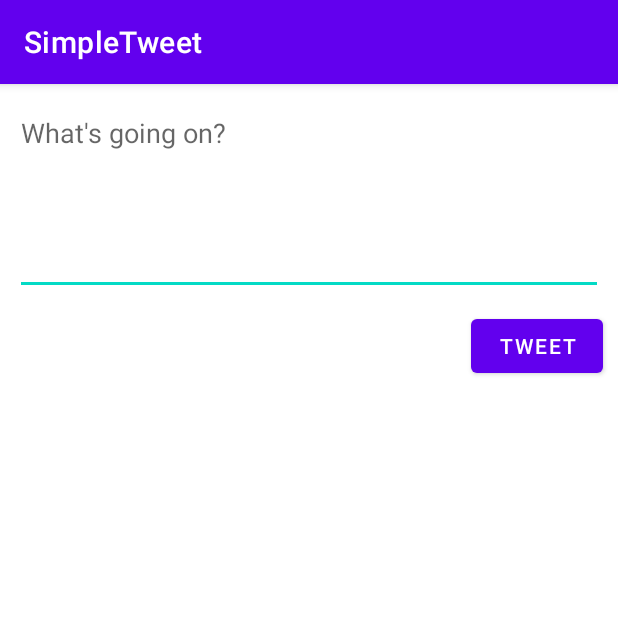
After one commit to willgarcia854/TwitClone, an Android app: the ComposeActivity screen opened directly, with no data from a screen before it, on a phone screen of 412 x 824 dp, the top half of it. The commit adds this screen. Run offline under Robolectric (Android 15) with nearby library versions, the phone set to English and light mode, and no system bars; our stand-ins replace Room's generated code; libraries missing offline, so code that uses them is left out: com.codepath.asynchttpclient, com.facebook.stetho; 1 statement that could not run was skipped.

Commit message:
Added ability to edit and compose a tweet and allowed for text count to appear on the composeTweet view

```diff
--- a/app/build.gradle
+++ b/app/build.gradle
@@ -2,6 +2,7 @@ plugins {
     id 'com.android.application'
     id 'kotlin-android'
     id 'kotlin-kapt'
+    id 'kotlin-parcelize'
 }
 
 def apikeyPropertiesFile = rootProject.file("apikey.properties")
--- a/app/src/main/AndroidManifest.xml
+++ b/app/src/main/AndroidManifest.xml
@@ -13,6 +13,9 @@
         android:roundIcon="@mipmap/ic_launcher_round"
         android:supportsRtl="true"
         android:theme="@style/Theme.RestClientTemplateKotlin">
+        <activity
+            android:name=".ComposeActivity"
+            android:exported="false" />
         <activity
             android:name=".TimelineActivity"
             android:exported="false" />
--- /dev/null
+++ b/app/src/main/java/com/codepath/apps/restclienttemplate/ComposeActivity.kt
@@ -0,0 +1,99 @@
+package com.codepath.apps.restclienttemplate
+
+import android.content.Intent
+import androidx.appcompat.app.AppCompatActivity
+import android.os.Bundle
+import android.text.Editable
+import android.text.TextWatcher
+import android.util.Log
+import android.widget.Button
+import android.widget.EditText
+import android.widget.TextView
+import android.widget.Toast
+import com.codepath.apps.restclienttemplate.models.Tweet
+import com.codepath.asynchttpclient.callback.JsonHttpResponseHandler
+import okhttp3.Headers
+
+
+class ComposeActivity : AppCompatActivity() {
+
+    lateinit var etCompose: EditText
+    lateinit var btnTweet: Button
+    lateinit var client: TwitterClient
+    lateinit var charCount: TextView
+
+    override fun onCreate(savedInstanceState: Bundle?) {
+        super.onCreate(savedInstanceState)
+        setContentView(R.layout.activity_compose)
+
+        etCompose = findViewById(R.id.etTweetCompose)
+        btnTweet = findViewById(R.id.btnTweet)
+        charCount = findViewById(R.id.charCount)
+        client = TwitterApplication.getRestClient(this)
+
+        // handling the text added to the EditText view (etCompose)
+        etCompose.addTextChangedListener(object : TextWatcher{
+            val tweetCont = etCompose.text
+
+            override fun onTextChanged(s: CharSequence, start: Int, before: Int, count: Int) {
+                // fires right as the text is being changed (even supplies the range of text
+                if (!tweetCont.isEmpty() && tweetCont.length < 240){btnTweet.isEnabled==true}
+
+            }
+            override fun beforeTextChanged(s: CharSequence, start: Int, count: Int, after: Int) {
+                // Fires right before text is changing
+            }
+
+            override fun afterTextChanged(s: Editable) {
+                charCount.setText(tweetCont.length.toString())
+
+            }
+        })
+
+        // handling the user's click on the tweet button
+        btnTweet.setOnClickListener {
+
+            // grab the content of etCompose to know what the user wants to tweet
+            val tweetContent = etCompose.text.toString()
+
+            // 1. Make sure the tweet isn't empty
+            if (tweetContent.isEmpty()){
+                Toast.makeText(this, "Empty Tweets are not allowed!", Toast.LENGTH_SHORT).show()
+                // look into displaying snack bar message
+            } else
+                // 2. Make sure the tweet is under the character count
+                if (tweetContent.length > 280) {
+                    Toast.makeText(this, "Tweet is too long! Limit is 280 characters", Toast.LENGTH_SHORT).show()
+                } else {
+                    client.publishTweet(tweetContent, object: JsonHttpResponseHandler() {
+                        override fun onSuccess(statusCode: Int, headers: Headers?, json: JSON) {
+                            Log.i(TAG, "Successfully published tweet!")
+                            val tweet = Tweet.fromJson(json.jsonObject)
+                            val intent = Intent()
+                            // note, tweet is a non-parsable object that we created and must make parsable
+                            intent.putExtra("tweet", tweet)
+                            setResult(RESULT_OK, intent)
+                            finish()
+                        }
+
+                        override fun onFailure(
+                            statusCode: Int,
+                            headers: Headers?,
+                            response: String?,
+                            throwable: Throwable?
+                        ) {
+                            Log.e(TAG, "Failed to publish a tweet", throwable)
+                        }
+
+                    })
+                }
+        }
+    }
+    companion object {
+        val TAG = "ComposeActivity"
+    }
+}
+
+    private fun TextView.setTextColor() {
+        TODO("Not yet implemented")
+    }
--- /dev/null
+++ b/app/src/main/res/layout/activity_compose.xml
@@ -0,0 +1,43 @@
+<?xml version="1.0" encoding="utf-8"?>
+<androidx.constraintlayout.widget.ConstraintLayout xmlns:android="http://schemas.android.com/apk/res/android"
+    xmlns:app="http://schemas.android.com/apk/res-auto"
+    xmlns:tools="http://schemas.android.com/tools"
+    android:layout_width="match_parent"
+    android:layout_height="match_parent"
+    tools:context=".ComposeActivity">
+
+    <EditText
+        android:id="@+id/etTweetCompose"
+        android:layout_width="match_parent"
+        android:layout_height="wrap_content"
+        android:layout_margin="10dp"
+        android:ems="10"
+        android:gravity="start|top"
+        android:hint="What's going on?"
+        android:inputType="textMultiLine"
+        android:minLines="5"
+        app:layout_constraintEnd_toEndOf="parent"
+        app:layout_constraintStart_toStartOf="parent"
+        app:layout_constraintTop_toTopOf="parent" />
+
+    <Button
+        android:id="@+id/btnTweet"
+        android:layout_width="wrap_content"
+        android:layout_height="wrap_content"
+        android:layout_marginTop="20dp"
+        android:layout_margin="10dp"
+        android:text="Tweet"
+        app:layout_constraintEnd_toEndOf="parent"
+        app:layout_constraintTop_toBottomOf="@+id/etTweetCompose" />
+
+    <TextView
+        android:id="@+id/charCount"
+        android:layout_width="wrap_content"
+        android:layout_height="wrap_content"
+        android:layout_marginTop="4dp"
+        android:layout_marginEnd="7dp"
+        android:layout_margin="10dp"
+        android:text=""
+        app:layout_constraintEnd_toEndOf="@+id/etTweetCompose"
+        app:layout_constraintTop_toTopOf="@+id/etTweetCompose" />
+</androidx.constraintlayout.widget.ConstraintLayout>
```
Also changed, not shown: app/src/main/java/com/codepath/apps/restclienttemplate/TimelineActivity.kt (+36 -0 lines), app/src/main/java/com/codepath/apps/restclienttemplate/TwitterClient.kt (+9 -0 lines), app/src/main/java/com/codepath/apps/restclienttemplate/models/Tweet.kt (+5 -5 lines), app/src/main/java/com/codepath/apps/restclienttemplate/models/User.kt (+5 -5 lines), app/src/main/res/menu/menu_main.xml (added, +11 -0 lines).
